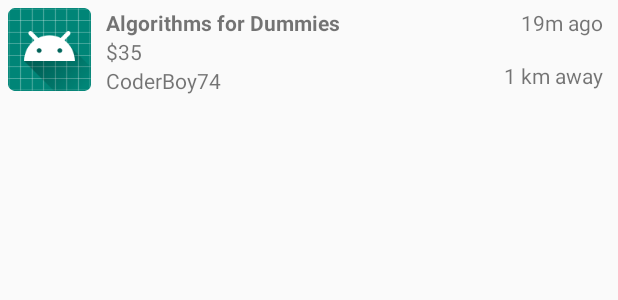
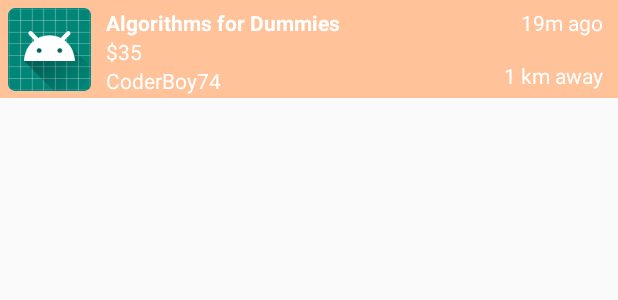
Before and after one commit to sujuka99/DBL_App-Development_Group_9, an Android app: the layout activity_books_listitem.xml on its own in the app's theme, with its tools: preview values and no code run, on a phone screen of 412 x 824 dp. Shown: the top 300 px of the screen. Run offline under Robolectric (Android 15) with nearby library versions, the phone set to English and light mode, and no system bars.

Commit message:
Questions and books color schemes fixed

```diff
--- a/app/src/main/res/layout/activity_books.xml
+++ b/app/src/main/res/layout/activity_books.xml
@@ -22,6 +22,7 @@
         android:layout_width="match_parent"
         android:layout_height="0dp"
         android:scrollbars="vertical"
+        android:background="#ff9933"
         app:layout_constraintBottom_toTopOf="@+id/button_create_listing"
         app:layout_constraintEnd_toEndOf="parent"
         app:layout_constraintHorizontal_bias="0.0"
@@ -33,6 +34,8 @@
         android:layout_width="match_parent"
         android:layout_height="wrap_content"
         android:text="Register Book"
+        android:textColor="#ffffff"
+        android:background="#ffc299"
         app:layout_constraintBottom_toBottomOf="parent"
         app:layout_constraintEnd_toEndOf="parent"
         app:layout_constraintStart_toStartOf="parent" />
@@ -41,6 +44,7 @@
         android:id="@+id/layout"
         android:layout_width="match_parent"
         android:layout_height="match_parent"
+
         app:layout_constraintBottom_toBottomOf="parent"
         app:layout_constraintEnd_toEndOf="@+id/recycle_books"
         app:layout_constraintStart_toStartOf="@+id/recycle_books"
--- a/app/src/main/res/layout/activity_books_listitem.xml
+++ b/app/src/main/res/layout/activity_books_listitem.xml
@@ -4,7 +4,8 @@
     xmlns:app="http://schemas.android.com/apk/res-auto"
     android:layout_width="match_parent"
     android:layout_height="65dp"
-    android:id="@+id/book_layout">
+    android:id="@+id/book_layout"
+    android:background="#ffc299">
 
     <ImageView
         android:id="@+id/book_image"
@@ -23,6 +24,7 @@
         android:layout_marginTop="5dp"
         android:layout_marginLeft="10dp"
         android:text="Algorithms for Dummies"
+        android:textColor="#ffffff"
         android:textStyle="bold"
         app:layout_constraintStart_toEndOf="@+id/book_image"
         app:layout_constraintTop_toTopOf="parent" />
@@ -33,6 +35,7 @@
         android:layout_height="wrap_content"
         android:layout_marginLeft="10dp"
         android:text="$35"
+        android:textColor="#ffffff"
         app:layout_constraintStart_toEndOf="@+id/book_image"
         app:layout_constraintTop_toBottomOf="@id/book_title" />
 
@@ -42,6 +45,7 @@
         android:layout_height="wrap_content"
         android:layout_marginLeft="10dp"
         android:text="CoderBoy74"
+        android:textColor="#ffffff"
         app:layout_constraintStart_toEndOf="@+id/book_image"
         app:layout_constraintTop_toBottomOf="@id/book_price" />
 
@@ -52,6 +56,7 @@
         android:layout_marginRight="10dp"
         android:layout_marginTop="5dp"
         android:text="19m ago"
+        android:textColor="#ffffff"
         app:layout_constraintEnd_toEndOf="parent"
         app:layout_constraintTop_toTopOf="parent" />
 
@@ -62,6 +67,7 @@
         android:layout_marginRight="10dp"
         android:layout_marginBottom="5dp"
         android:text="1 km away"
+        android:textColor="#ffffff"
         app:layout_constraintEnd_toEndOf="parent"
         app:layout_constraintBottom_toBottomOf="parent"/>
 
--- a/app/src/main/res/layout/activity_questions.xml
+++ b/app/src/main/res/layout/activity_questions.xml
@@ -12,6 +12,7 @@
         android:layout_width="match_parent"
         android:layout_height="0dp"
         android:scrollbars="vertical"
+        android:background="#ff9933"
         app:layout_constraintBottom_toTopOf="@+id/button_create_question"
         app:layout_constraintEnd_toEndOf="parent"
         app:layout_constraintStart_toStartOf="parent"
@@ -24,6 +25,8 @@
         android:layout_width="match_parent"
         android:layout_height="wrap_content"
         android:text="Create question"
+        android:textColor="#ffffff"
+        android:background="#ffc299"
         app:layout_constraintBottom_toBottomOf="parent"
         app:layout_constraintEnd_toEndOf="parent"
         app:layout_constraintStart_toStartOf="parent" />
--- a/app/src/main/res/layout/activity_questions_listitem.xml
+++ b/app/src/main/res/layout/activity_questions_listitem.xml
@@ -4,7 +4,8 @@
     xmlns:app="http://schemas.android.com/apk/res-auto"
     android:layout_width="match_parent"
     android:layout_height="65dp"
-    android:id="@+id/question_layout">
+    android:id="@+id/question_layout"
+    android:background="#ffc299">
 
     <TextView
         android:id="@+id/question_title"
@@ -13,6 +14,7 @@
         android:layout_marginTop="10dp"
         android:layout_marginLeft="10dp"
         android:text="How do I answer this question?"
+        android:textColor="#ffffff"
         android:textSize="18sp"
         android:textStyle="bold"
         app:layout_constraintStart_toStartOf="parent"
@@ -25,6 +27,7 @@
         android:layout_marginLeft="10dp"
         android:layout_marginTop="35dp"
         android:text="Asked by CrazyGirl99"
+        android:textColor="#ffffff"
         app:layout_constraintStart_toStartOf="parent"
         app:layout_constraintTop_toTopOf="parent" />
 
@@ -35,6 +38,7 @@
         android:layout_marginTop="35dp"
         android:layout_marginRight="10dp"
         android:text="19 minutes ago"
+        android:textColor="#ffffff"
         app:layout_constraintEnd_toEndOf="parent"
         app:layout_constraintTop_toTopOf="parent" />
 
--- a/app/src/main/res/layout/fragment_questiondetails_listitem.xml
+++ b/app/src/main/res/layout/fragment_questiondetails_listitem.xml
@@ -5,7 +5,8 @@
     xmlns:tools="http://schemas.android.com/tools"
     android:layout_width="match_parent"
     android:layout_height="wrap_content"
-    android:id="@+id/response_layout">
+    android:id="@+id/response_layout"
+    android:background="#ffc299">
 
     <TextView
         android:id="@+id/responseText"
@@ -14,6 +15,7 @@
         android:layout_marginTop="8dp"
         android:singleLine="false"
         android:text="Response"
+        android:textColor="#ffffff"
         app:layout_constraintEnd_toEndOf="parent"
         app:layout_constraintStart_toStartOf="parent"
         app:layout_constraintTop_toTopOf="parent" />
@@ -25,6 +27,7 @@
         android:layout_marginTop="8dp"
         android:layout_marginBottom="8dp"
         android:text="Response Author"
+        android:textColor="#ffffff"
         app:layout_constraintBottom_toBottomOf="parent"
         app:layout_constraintStart_toStartOf="parent"
         app:layout_constraintTop_toBottomOf="@+id/responseText" />
@@ -36,6 +39,7 @@
         android:layout_marginTop="8dp"
         android:layout_marginBottom="8dp"
         android:text="Response Timestamp"
+        android:textColor="#ffffff"
         app:layout_constraintBottom_toBottomOf="parent"
         app:layout_constraintEnd_toEndOf="parent"
         app:layout_constraintTop_toBottomOf="@+id/responseText" />
```
Also changed, not shown: app/src/main/res/layout/fragment_questiondetails.xml (+8 -2 lines). Lines whose indentation alone changed are shown as unchanged.
